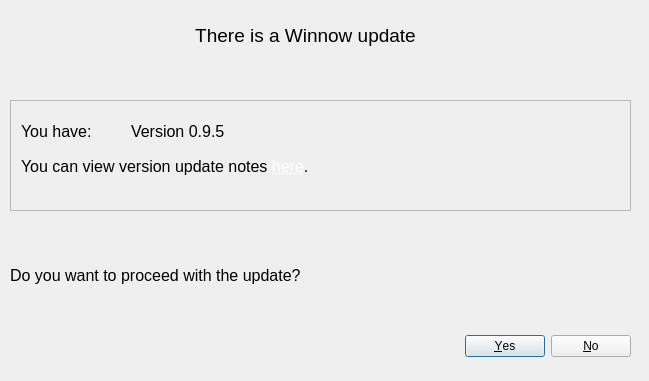
towhee/Winnow64, file Dialogs/updateapp.ui: the form before one commit.
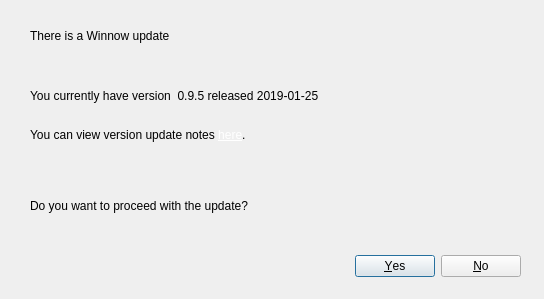
The form after the commit.

What changed in the file:
```diff
--- a/Dialogs/updateapp.ui
+++ b/Dialogs/updateapp.ui
@@ -6,8 +6,8 @@
    <rect>
     <x>0</x>
     <y>0</y>
-    <width>649</width>
-    <height>381</height>
+    <width>544</width>
+    <height>299</height>
    </rect>
   </property>
   <property name="windowTitle">
@@ -22,12 +22,17 @@
   <widget class="QDialogButtonBox" name="buttonBox">
    <property name="geometry">
     <rect>
-     <x>10</x>
-     <y>330</y>
-     <width>621</width>
+     <x>280</x>
+     <y>250</y>
+     <width>241</width>
      <height>32</height>
     </rect>
    </property>
+   <property name="font">
+    <font>
+     <pointsize>9</pointsize>
+    </font>
+   </property>
    <property name="orientation">
     <enum>Qt::Horizontal</enum>
    </property>
@@ -38,15 +43,15 @@
   <widget class="QLabel" name="proceedLabel">
    <property name="geometry">
     <rect>
-     <x>10</x>
-     <y>260</y>
-     <width>561</width>
+     <x>30</x>
+     <y>190</y>
+     <width>391</width>
      <height>31</height>
     </rect>
    </property>
    <property name="font">
     <font>
-     <pointsize>12</pointsize>
+     <pointsize>9</pointsize>
     </font>
    </property>
    <property name="text">
@@ -56,7 +61,7 @@
   <widget class="QLabel" name="titleLabel">
    <property name="geometry">
     <rect>
-     <x>20</x>
+     <x>30</x>
      <y>20</y>
      <width>571</width>
      <height>31</height>
@@ -64,92 +69,69 @@
    </property>
    <property name="font">
     <font>
-     <pointsize>14</pointsize>
+     <pointsize>9</pointsize>
     </font>
    </property>
    <property name="text">
     <string>There is a Winnow update</string>
    </property>
    <property name="alignment">
-    <set>Qt::AlignCenter</set>
+    <set>Qt::AlignLeading|Qt::AlignLeft|Qt::AlignVCenter</set>
    </property>
   </widget>
-  <widget class="QScrollArea" name="scrollArea">
+  <widget class="QLabel" name="currentVersionlabel_2">
    <property name="geometry">
     <rect>
-     <x>10</x>
-     <y>100</y>
-     <width>621</width>
-     <height>111</height>
+     <x>440</x>
+     <y>670</y>
+     <width>161</width>
+     <height>31</height>
     </rect>
    </property>
-   <property name="widgetResizable">
-    <bool>true</bool>
+   <property name="font">
+    <font>
+     <pointsize>12</pointsize>
+    </font>
    </property>
-   <widget class="QWidget" name="scrollAreaWidgetContents">
+   <property name="text">
+    <string>You have version:</string>
+   </property>
+  </widget>
+  <widget class="QLabel" name="versionLabel">
     <property name="geometry">
      <rect>
-      <x>0</x>
-      <y>0</y>
-      <width>619</width>
-      <height>109</height>
-     </rect>
-    </property>
+     <x>30</x>
+     <y>80</y>
+     <width>481</width>
+     <height>31</height>
+    </rect>
+   </property>
+   <property name="font">
+    <font>
+     <pointsize>9</pointsize>
+    </font>
+   </property>
+   <property name="text">
+    <string>You currently have version  0.9.5 released 2019-01-25</string>
+   </property>
+  </widget>
     <widget class="QLabel" name="viewVersionLabel">
      <property name="geometry">
       <rect>
-       <x>10</x>
-       <y>50</y>
+     <x>30</x>
+     <y>120</y>
        <width>601</width>
        <height>31</height>
       </rect>
      </property>
      <property name="font">
       <font>
-       <pointsize>12</pointsize>
+     <pointsize>9</pointsize>
       </font>
      </property>
      <property name="text">
       <string>&lt;html&gt;&lt;head/&gt;&lt;body&gt;&lt;p&gt;You can view version update notes &lt;a href=&quot;http://165.227.46.158/winnow/winnow.html&quot;&gt;&lt;span style=&quot; text-decoration: underline; color:#ffffff;&quot;&gt;here&lt;/span&gt;&lt;/a&gt;.&lt;/p&gt;&lt;/body&gt;&lt;/html&gt;</string>
      </property>
-    </widget>
-    <widget class="QLabel" name="versionLabel">
-     <property name="geometry">
-      <rect>
-       <x>120</x>
-       <y>15</y>
-       <width>441</width>
-       <height>31</height>
-      </rect>
-     </property>
-     <property name="font">
-      <font>
-       <pointsize>12</pointsize>
-      </font>
-     </property>
-     <property name="text">
-      <string>Version 0.9.5</string>
-     </property>
-    </widget>
-    <widget class="QLabel" name="currentVersionlabel">
-     <property name="geometry">
-      <rect>
-       <x>10</x>
-       <y>15</y>
-       <width>111</width>
-       <height>31</height>
-      </rect>
-     </property>
-     <property name="font">
-      <font>
-       <pointsize>12</pointsize>
-      </font>
-     </property>
-     <property name="text">
-      <string>You have:</string>
-     </property>
-    </widget>
-   </widget>
   </widget>
  </widget>
  <resources/>
```
Left out of the diff: 2 changed lines with no effect on the pictures. Lines whose indentation alone changed are shown as unchanged.
